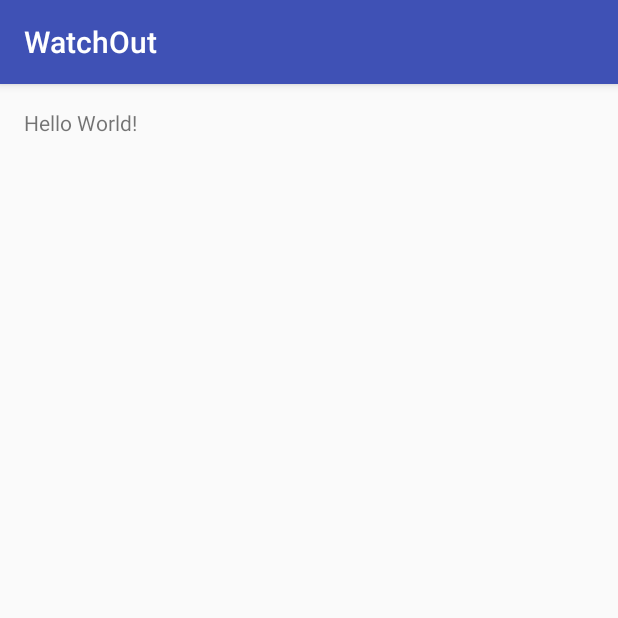
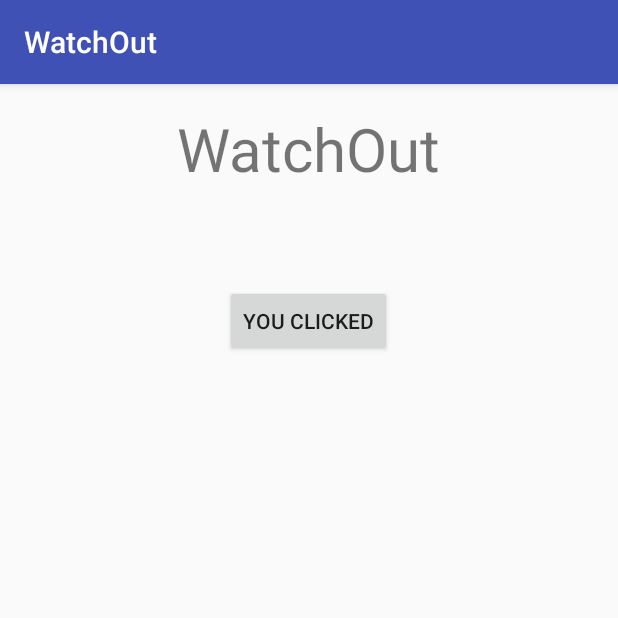
Before and after one commit to yangster23/WatchOut, an Android app: the screen it shows after launch (MainActivity), on a phone screen of 412 x 824 dp, the top half of it. Run offline under Robolectric (Android 15) with nearby library versions, the phone set to English and light mode, and no system bars.

Commit message:
Added Button

```diff
--- a/app/src/main/java/com/example/jonathanyang/watchout/MainActivity.java
+++ b/app/src/main/java/com/example/jonathanyang/watchout/MainActivity.java
@@ -2,12 +2,26 @@ package com.example.jonathanyang.watchout;
 
 import android.support.v7.app.AppCompatActivity;
 import android.os.Bundle;
+import android.view.View;
+import android.widget.Button;
+import android.widget.TextView;
 
-public class MainActivity extends AppCompatActivity {
+public class MainActivity extends AppCompatActivity { // Main class for application
 
     @Override
     protected void onCreate(Bundle savedInstanceState) {
         super.onCreate(savedInstanceState);
         setContentView(R.layout.activity_main);
+
+        final TextView firstTextView = (TextView) findViewById(R.id.textView);
+
+        Button firstButton = (Button) findViewById(R.id.firstButton);
+
+        firstButton.setOnClickListener(new View.OnClickListener() {
+            @Override
+            public void onClick(View view) {
+                firstTextView.setText("You Clicked!");
+            }
+        });
     }
 }
--- a/app/src/main/res/layout/activity_main.xml
+++ b/app/src/main/res/layout/activity_main.xml
@@ -13,5 +13,17 @@
     <TextView
         android:layout_width="wrap_content"
         android:layout_height="wrap_content"
-        android:text="Hello World!" />
+        android:text="@string/app_name"
+        android:layout_centerHorizontal="true"
+        android:textSize="40sp"
+        android:id="@+id/textView"/>
+
+    <Button
+        android:text="@string/button_1_text"
+        android:layout_width="wrap_content"
+        android:layout_height="wrap_content"
+        android:layout_below="@+id/textView"
+        android:layout_centerHorizontal="true"
+        android:layout_marginTop="64dp"
+        android:id="@+id/firstButton" />
 </RelativeLayout>
--- a/app/src/main/res/values/strings.xml
+++ b/app/src/main/res/values/strings.xml
@@ -1,3 +1,4 @@
 <resources>
     <string name="app_name">WatchOut</string>
+    <string name="button_1_text">You Clicked</string>
 </resources>
```
